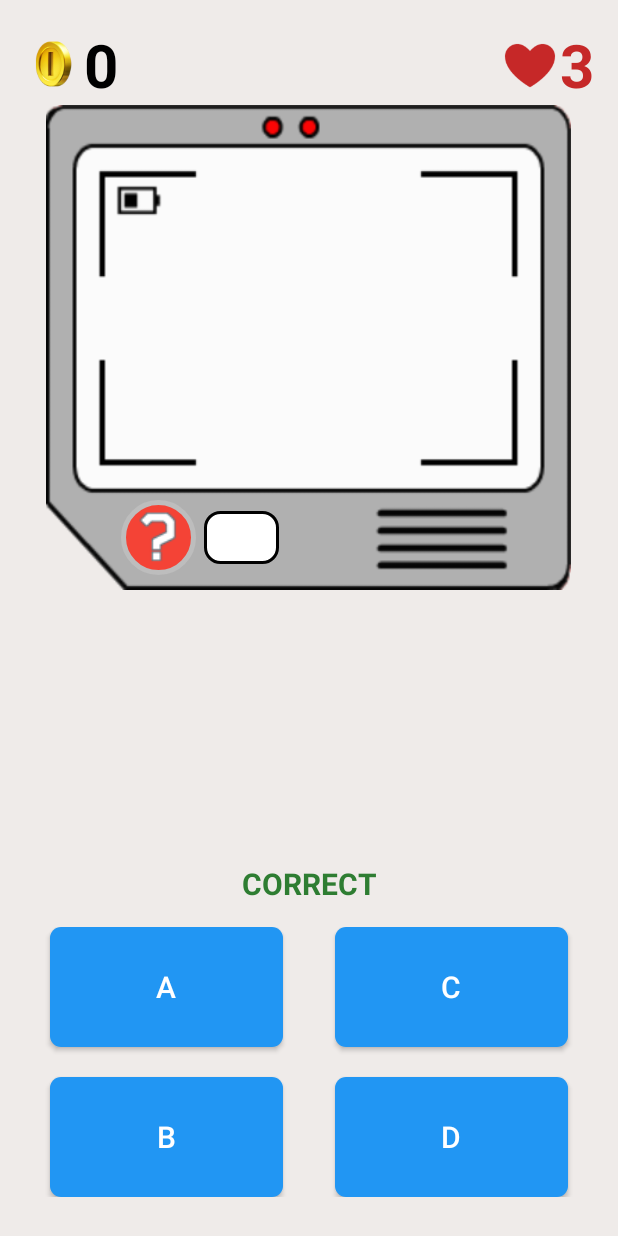
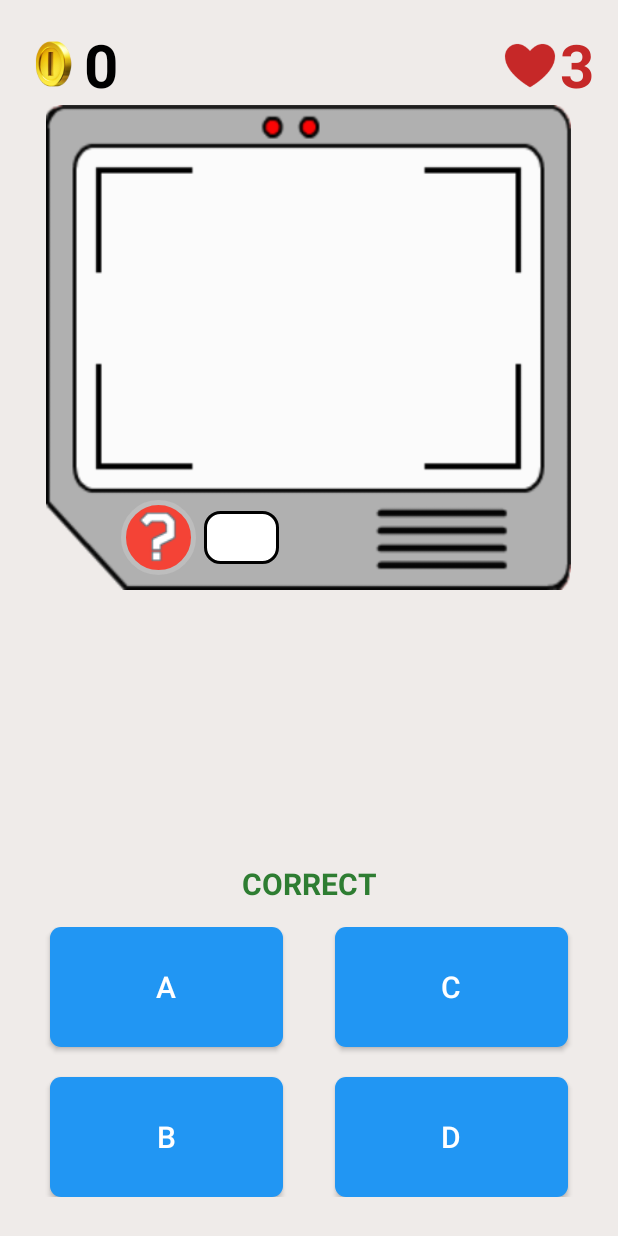
Before and after one commit to daitq2310/PokemonQuiz, an Android app: the layout activity_play_game.xml on its own in the app's theme, with its tools: preview values and no code run, on a phone screen of 412 x 824 dp. Run offline under Robolectric (Android 15) with nearby library versions, the phone set to English and light mode, and no system bars.

Commit message:
fix bug PlayGame, update poke_dex image

```diff
--- a/PokemonQuiz/app/src/main/res/layout/activity_play_game.xml
+++ b/PokemonQuiz/app/src/main/res/layout/activity_play_game.xml
@@ -88,7 +88,9 @@
             android:layout_height="323dp"
             android:background="@drawable/poke_dex"
             android:id="@+id/imvPokeDex"
-            />
+            android:layout_alignParentTop="true"
+            android:layout_alignParentLeft="true"
+            android:layout_alignParentStart="true" />
 
         <LinearLayout
             android:layout_width="wrap_content"
```
Also changed, not shown: PokemonQuiz/app/src/main/java/com/example/natarian/pokemonquiz/Activity/PlayGameActivity.java (+5 -3 lines), PokemonQuiz/app/src/main/res/drawable/poke_dex.png.
